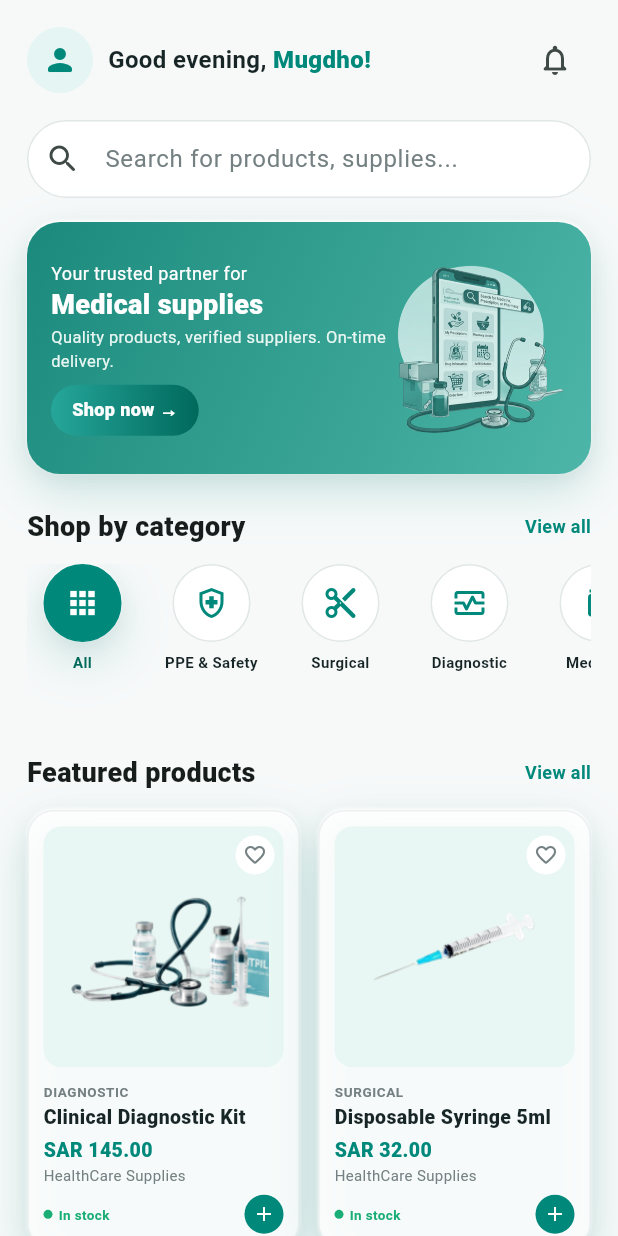
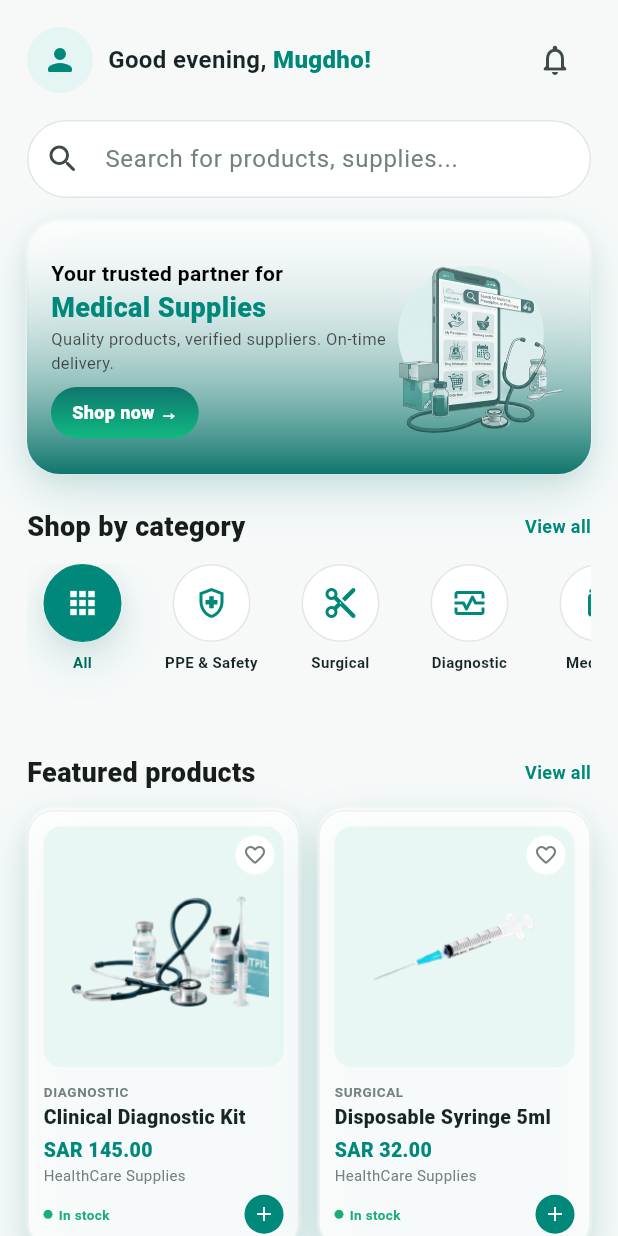
Before and after one commit to Motasim-Fuad/Outmed, a Flutter app: the _BuyerHome screen opened directly, on a phone screen of 412 x 824 dp. Run offline on Flutter 3.47's test engine with Material 3 defaults, Android fonts, the phone set to English and light mode, and no system bars; our stand-ins replace flutter_svg, get, image_picker; project files that could hold a hidden picture were left out.

Commit message:
suplayer and buyer home page card design update

```diff
--- a/lib/core/config/localization/en_us.dart
+++ b/lib/core/config/localization/en_us.dart
@@ -228,7 +228,7 @@ const Map<String, String> enUs = {
   'more': 'More',
   'search_placeholder': 'Search for products, supplies...',
   'trusted_partner': 'Your trusted partner for',
-  'banner_heading': 'Medical supplies',
+  'banner_heading': 'Medical Supplies',
   'banner_subtext': 'Quality products, verified suppliers. On-time delivery.',
   'remember_me': 'Remember me',
   'healthcare_facility_hint': 'Hospitals, clinics, laboratories and pharmacies',
--- a/lib/core/constants/app_assets.dart
+++ b/lib/core/constants/app_assets.dart
@@ -1,6 +1,7 @@
 abstract final class AppAssets {
   static const logo = 'assets/images/image 15.png';
   static const catalogIllustration = 'assets/images/catalog_illustration.png';
+  static const heroBannerProducts = 'assets/images/hero_banner_products.png';
   static const orderIllustration = 'assets/images/order_illustration.png';
   static const deliveryIllustration = 'assets/images/delivery_illustration.png';
   static const diagnosticKit = 'assets/images/diagnostic_kit.png';
--- a/lib/features/buyer/presentation/pages/buyer_main_page.dart
+++ b/lib/features/buyer/presentation/pages/buyer_main_page.dart
@@ -155,9 +155,9 @@ class _BuyerHome extends StatelessWidget {
                 decoration: BoxDecoration(
                   borderRadius: BorderRadius.circular(22),
                   gradient: const LinearGradient(
-                    begin: Alignment.topLeft,
-                    end: Alignment.bottomRight,
-                    colors: [Color(0xFF1B8A7C), Color(0xFF4DB6A8)],
+                    begin: Alignment.topCenter,
+                    end: Alignment.bottomCenter,
+                    colors: [Color(0x1AFFFFFF),Color(0xFF0F766E)],
                   ),
                   boxShadow: AppColors.glossyShadow,
                 ),
@@ -171,8 +171,9 @@ class _BuyerHome extends StatelessWidget {
                           Text(
                             'trusted_partner'.tr,
                             style: const TextStyle(
-                              color: Colors.white,
-                              fontSize: 12,
+                              color: Colors.black,
+                              fontSize: 14,
+                              fontWeight: FontWeight.bold
                             ),
                           ),
                           Text(
@@ -180,7 +181,7 @@ class _BuyerHome extends StatelessWidget {
                             maxLines: 1,
                             overflow: TextOverflow.ellipsis,
                             style: const TextStyle(
-                              color: Colors.white,
+                              color:AppColors.primary,
                               fontSize: 18,
                               fontWeight: FontWeight.w800,
                             ),
@@ -190,7 +191,7 @@ class _BuyerHome extends StatelessWidget {
                             maxLines: 2,
                             overflow: TextOverflow.ellipsis,
                             style: const TextStyle(
-                              color: Color(0xFFE8F6F2),
+                              color: Color(0xB30C0A09),
                               fontSize: 11,
                             ),
                           ),
@@ -205,9 +206,11 @@ class _BuyerHome extends StatelessWidget {
                               decoration: BoxDecoration(
                                 borderRadius: BorderRadius.circular(20),
                                 gradient: const LinearGradient(
+                                  begin: Alignment.topCenter,
+                                  end: Alignment.bottomCenter,
                                   colors: [
-                                    Color(0xFF26A69A),
-                                    AppColors.primaryDark,
+                                    Color(0xFF0F766E),
+                                    Color(0xFF10B981),
                                   ],
                                 ),
                               ),
--- a/lib/features/supplier/presentation/pages/supplier_main_page.dart
+++ b/lib/features/supplier/presentation/pages/supplier_main_page.dart
@@ -238,7 +238,6 @@ class _DashboardSummaryCard extends StatelessWidget {
   @override
   Widget build(BuildContext context) {
     return Container(
-      padding: const EdgeInsets.all(18),
       decoration: BoxDecoration(
         borderRadius: BorderRadius.circular(22),
         gradient: const LinearGradient(
@@ -251,7 +250,7 @@ class _DashboardSummaryCard extends StatelessWidget {
       child: Stack(
         children: [
           Positioned(
-            top: -28,
+            top: -20,
             right: -12,
             child: Container(
               width: 110,
@@ -274,7 +273,9 @@ class _DashboardSummaryCard extends StatelessWidget {
               ),
             ),
           ),
-          Column(
+          Padding(
+            padding: const EdgeInsets.all(18.0),
+            child: Column(
               crossAxisAlignment: CrossAxisAlignment.start,
               children: [
                 Text(
@@ -332,6 +333,7 @@ class _DashboardSummaryCard extends StatelessWidget {
                   ],
                 ),
               ],
+            ),
           ),
         ],
       ),
```
Also changed, not shown: assets/images/_hero17.png (added), assets/images/_image18.svg.png (added), assets/images/_image19.svg.png (added), assets/images/hero_banner_products.png (added), assets/images/image 17.svg (added). Lines whose indentation alone changed are shown as unchanged.
